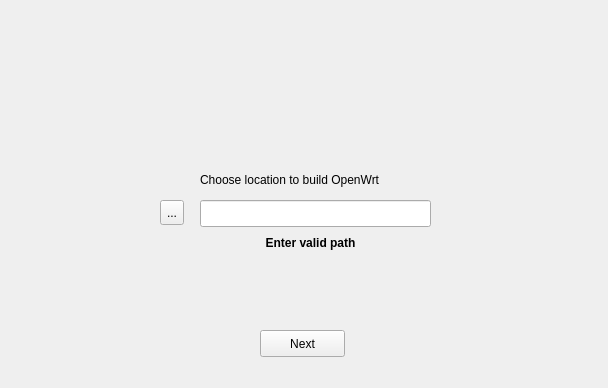
kishangondaliya/obs, file mainwindow.ui: the form before one commit.
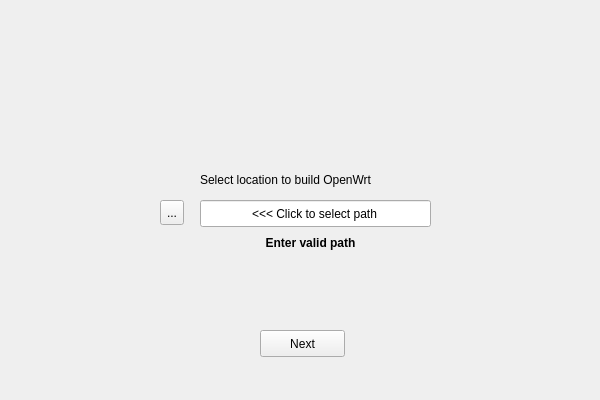
The form after the commit.

The edit to the form file:
```diff
--- a/mainwindow.ui
+++ b/mainwindow.ui
@@ -2,16 +2,22 @@
 <ui version="4.0">
  <class>MainWindow</class>
  <widget class="QMainWindow" name="MainWindow">
+  <property name="enabled">
+   <bool>true</bool>
+  </property>
   <property name="geometry">
    <rect>
     <x>0</x>
     <y>0</y>
-    <width>608</width>
-    <height>388</height>
+    <width>600</width>
+    <height>400</height>
    </rect>
   </property>
   <property name="windowTitle">
-   <string>MainWindow</string>
+   <string>obs - Select path</string>
+  </property>
+  <property name="autoFillBackground">
+   <bool>true</bool>
   </property>
   <widget class="QWidget" name="centralWidget">
    <widget class="QPushButton" name="b_button">
@@ -50,7 +56,7 @@
      </rect>
     </property>
     <property name="text">
-     <string/>
+     <string>&lt;&lt;&lt; Click to select path</string>
     </property>
     <property name="alignment">
      <set>Qt::AlignCenter</set>
@@ -58,6 +64,9 @@
     <property name="readOnly">
      <bool>true</bool>
     </property>
+    <property name="clearButtonEnabled">
+     <bool>false</bool>
+    </property>
    </widget>
    <widget class="QLabel" name="label">
     <property name="geometry">
@@ -69,7 +78,7 @@
      </rect>
     </property>
     <property name="text">
-     <string>Choose location to build OpenWrt</string>
+     <string>Select location to build OpenWrt</string>
     </property>
    </widget>
    <widget class="QLabel" name="label_2">
```
Left out of the diff: 9 changed lines with no effect on the pictures.
